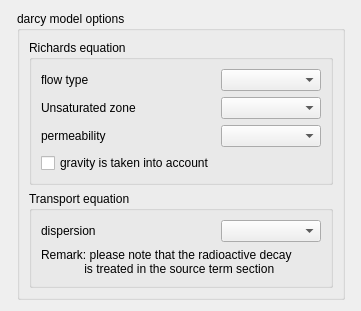
Old version of the form gui/Pages/GroundwaterForm.ui in the repository code-saturne/code_saturne.
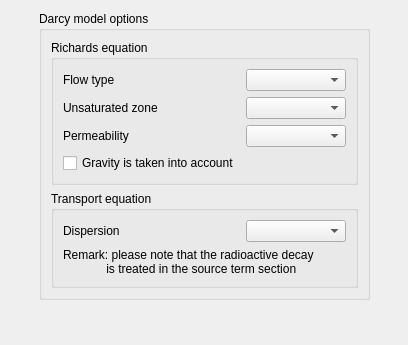
New version of the form.

Diff of the .ui file:
```diff
--- a/gui/Pages/GroundwaterForm.ui
+++ b/gui/Pages/GroundwaterForm.ui
@@ -6,8 +6,8 @@
    <rect>
     <x>0</x>
     <y>0</y>
-    <width>361</width>
-    <height>303</height>
+    <width>408</width>
+    <height>345</height>
    </rect>
   </property>
   <property name="windowTitle">
@@ -30,7 +30,7 @@
    <item row="0" column="1">
     <widget class="QGroupBox" name="groupBoxGroundwaterOptions">
      <property name="title">
-      <string>darcy model options</string>
+      <string>Darcy model options</string>
      </property>
      <layout class="QGridLayout" name="gridLayout_3">
       <item row="0" column="0">
@@ -42,7 +42,7 @@
          <item row="0" column="0">
           <widget class="QLabel" name="labelFlowType">
            <property name="text">
-            <string>flow type</string>
+            <string>Flow type</string>
            </property>
           </widget>
          </item>
@@ -88,7 +88,7 @@
          <item row="2" column="0">
           <widget class="QLabel" name="labelPermeability">
            <property name="text">
-            <string>permeability</string>
+            <string>Permeability</string>
            </property>
           </widget>
          </item>
@@ -111,7 +111,7 @@
          <item row="3" column="0">
           <widget class="QCheckBox" name="checkBoxGravity">
            <property name="text">
-            <string>gravity is taken into account</string>
+            <string>Gravity is taken into account</string>
            </property>
           </widget>
          </item>
@@ -127,7 +127,7 @@
          <item row="0" column="0">
           <widget class="QLabel" name="labelDispersion">
            <property name="text">
-            <string>dispersion</string>
+            <string>Dispersion</string>
            </property>
           </widget>
          </item>
```
Left out of the diff: 82 changed lines with no effect on the pictures.
